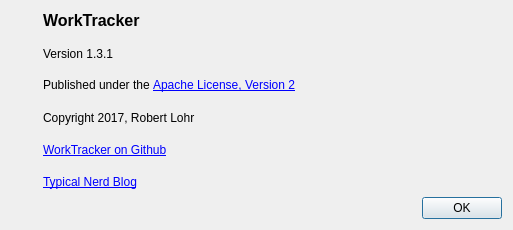
This is ui/aboutdialog.ui in the-codeslinger/WorkTracker as Qt 5 draws it before an edit. The edited form follows.
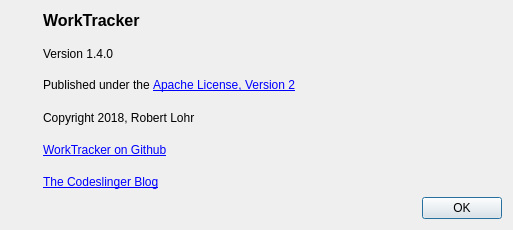
This is the edited form. Icons and pictures are not drawn.

What changed in the file:
```diff
--- a/ui/aboutdialog.ui
+++ b/ui/aboutdialog.ui
@@ -66,7 +66,7 @@
        <item>
         <widget class="QLabel" name="versionLabel">
          <property name="text">
-          <string>Version 1.3.1</string>
+          <string>Version 1.4.0</string>
          </property>
         </widget>
        </item>
@@ -80,7 +80,7 @@
        <item>
         <widget class="QLabel" name="copyrightLabel">
          <property name="text">
-          <string>Copyright 2017, Robert Lohr</string>
+          <string>Copyright 2018, Robert Lohr</string>
          </property>
         </widget>
        </item>
@@ -94,7 +94,7 @@
        <item>
         <widget class="QLabel" name="blogLabel">
          <property name="text">
-          <string>&lt;html&gt;&lt;head/&gt;&lt;body&gt;&lt;p&gt;&lt;a href=&quot;http://typicalnerd.blogspot.de/&quot;&gt;&lt;span style=&quot; text-decoration: underline; color:#0000ff;&quot;&gt;Typical Nerd Blog&lt;/span&gt;&lt;/a&gt;&lt;/p&gt;&lt;/body&gt;&lt;/html&gt;</string>
+          <string>&lt;html&gt;&lt;head/&gt;&lt;body&gt;&lt;p&gt;&lt;a href=&quot;https://the-codeslinger.com/&quot;&gt;&lt;span style=&quot; text-decoration: underline; color:#0000ff;&quot;&gt;The Codeslinger Blog&lt;/span&gt;&lt;/a&gt;&lt;/p&gt;&lt;/body&gt;&lt;/html&gt;</string>
          </property>
         </widget>
        </item>
```
Left out of the diff: 2 changed lines with no effect on the pictures.
